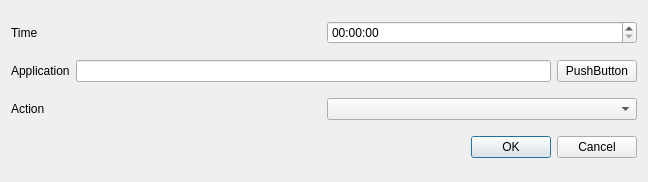
Qt form ranhNenLamToolProject/addscheduledtaskdialog.ui (Huy-Dinh/ranhNenLamTool) before a commit.
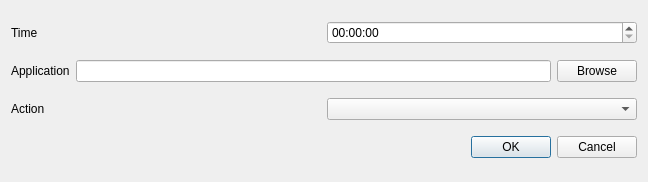
The same form after that commit.

Commit message: Allows AddScheduledTaskDialog to return ScheduledTask

```diff
--- a/ranhNenLamToolProject/addscheduledtaskdialog.ui
+++ b/ranhNenLamToolProject/addscheduledtaskdialog.ui
@@ -10,6 +10,12 @@
     <height>182</height>
    </rect>
   </property>
+  <property name="sizePolicy">
+   <sizepolicy hsizetype="Fixed" vsizetype="Fixed">
+    <horstretch>0</horstretch>
+    <verstretch>0</verstretch>
+   </sizepolicy>
+  </property>
   <property name="windowTitle">
    <string>Dialog</string>
   </property>
@@ -47,7 +53,7 @@
      <item>
       <widget class="QPushButton" name="browseButton">
        <property name="text">
-        <string>PushButton</string>
+        <string>Browse</string>
        </property>
       </widget>
      </item>
```
The commit also changes 1 other file.
